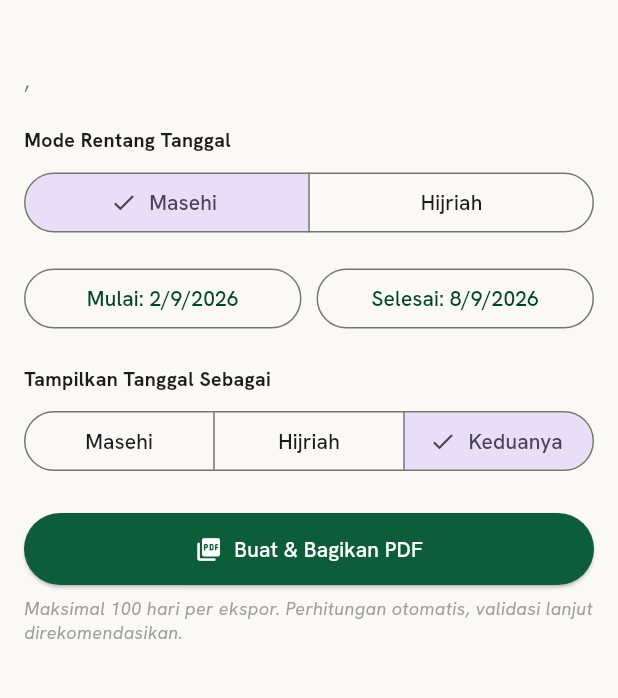
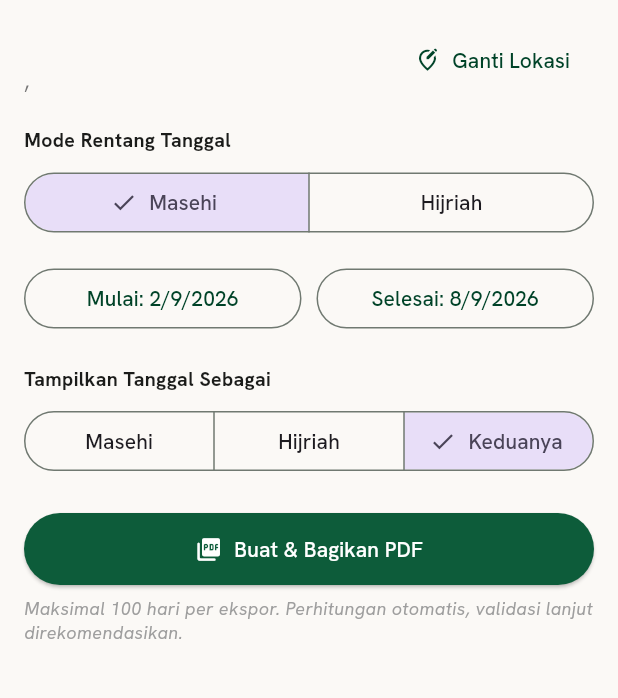
Before and after one commit to alfinfahmi/Pencari-Kecamatan-V3, a Flutter app: the ExportJadwalScreen screen opened directly with empty values, on a phone screen of 412 x 824 dp, the part 84-782 px from its top. Run offline on Flutter 3.47's test engine with Material 3 defaults, Android fonts, the phone set to English and light mode, and no system bars; our stand-ins replace flutter_compass, flutter_local_notifications, geolocator, google_fonts, hive, hive_flutter and 5 more; missing offline and left inert: encrypt; accounts and stored records are empty; statements that could not run were skipped.

Commit message:
Implement location selection for export screen
Added location picker functionality to select GPS or predefined location. Updated the export logic to use the selected location's data.

```diff
--- a/lib/screens/export_jadwal_screen.dart
+++ b/lib/screens/export_jadwal_screen.dart
@@ -1,5 +1,6 @@
 import 'dart:typed_data';
 import 'package:flutter/material.dart';
+import 'package:geolocator/geolocator.dart';
 import 'package:pdf/pdf.dart';
 import 'package:pdf/widgets.dart' as pw;
 import 'package:printing/printing.dart';
@@ -9,6 +10,7 @@ import '../services/hijri_service.dart';
 import '../services/prayer_settings_service.dart';
 import '../theme/app_theme.dart';
 import '../widgets/home_button.dart';
+import '../widgets/location_picker_sheet.dart';
 
 enum _ModeRentang { masehi, hijriah }
 enum _TampilanTanggal { masehi, hijriah, keduanya }
@@ -33,6 +35,8 @@ class ExportJadwalScreen extends StatefulWidget {
 
 class _ExportJadwalScreenState extends State<ExportJadwalScreen> {
   final _prayerSettings = PrayerSettingsService();
+  late KecamatanModel _lokasi = widget.data;
+  bool _loadingGps = false;
 
   _ModeRentang _mode = _ModeRentang.masehi;
   _TampilanTanggal _tampilan = _TampilanTanggal.keduanya;
@@ -44,6 +48,72 @@ class _ExportJadwalScreenState extends State<ExportJadwalScreen> {
   int _hTahunSelesai = 1448, _hBulanSelesai = 1, _hTanggalSelesai = 7;
 
   bool _memproses = false;
+
+  Future<void> _gantiLokasi() async {
+    final terpilih = await LocationPickerSheet.show(context, judul: 'Pilih Lokasi untuk Ekspor');
+    if (terpilih == kPilihGpsSentinel) {
+      await _pakaiGpsLangsung();
+    } else if (terpilih is KecamatanModel) {
+      setState(() => _lokasi = terpilih);
+    }
+  }
+
+  Future<void> _pakaiGpsLangsung() async {
+    setState(() => _loadingGps = true);
+    try {
+      var permission = await Geolocator.checkPermission();
+      if (permission == LocationPermission.denied) {
+        permission = await Geolocator.requestPermission();
+      }
+      if (permission == LocationPermission.denied || permission == LocationPermission.deniedForever) {
+        if (mounted) {
+          ScaffoldMessenger.of(context).showSnackBar(
+            const SnackBar(content: Text('Izin lokasi ditolak')),
+          );
+        }
+        return;
+      }
+      if (!await Geolocator.isLocationServiceEnabled()) {
+        if (mounted) {
+          ScaffoldMessenger.of(context).showSnackBar(
+            const SnackBar(content: Text('Aktifkan layanan lokasi (GPS) di perangkat Anda')),
+          );
+        }
+        return;
+      }
+
+      final pos = await Geolocator.getCurrentPosition();
+      final utcOffsetJam = DateTime.now().timeZoneOffset.inHours;
+      final namaZona = switch (utcOffsetJam) {
+        7 => 'WIB',
+        8 => 'WITA',
+        9 => 'WIT',
+        _ => 'UTC${utcOffsetJam >= 0 ? '+' : ''}$utcOffsetJam',
+      };
+
+      setState(() {
+        _lokasi = KecamatanModel(
+          id: 'gps_lokasi_saat_ini',
+          kecamatan: 'Lokasi Anda Saat Ini',
+          kabupaten: null,
+          provinsi: '(berdasarkan GPS)',
+          lat: pos.latitude,
+          lng: pos.longitude,
+          latDms: null,
+          lngDms: null,
+          elevasiM: pos.altitude > 0 ? pos.altitude.round() : 0,
+          zonaWaktu: namaZona,
+          utcOffset: utcOffsetJam,
+        );
+      });
+    } catch (e) {
+      if (mounted) {
+        ScaffoldMessenger.of(context).showSnackBar(SnackBar(content: Text('Gagal mengambil lokasi GPS: $e')));
+      }
+    } finally {
+      if (mounted) setState(() => _loadingGps = false);
+    }
+  }
 
   Future<void> _pilihTanggalMasehi(bool mulai) async {
     final hasil = await showDatePicker(
@@ -67,15 +137,15 @@ class _ExportJadwalScreenState extends State<ExportJadwalScreen> {
     final awal = HijriService.tentukanAwalBulan(
       tahunH: tahunH,
       bulanH: bulanH,
-      lat: widget.data.lat,
-      lng: widget.data.lng,
-      utcOffset: widget.data.utcOffset ?? 7,
+      lat: _lokasi.lat,
+      lng: _lokasi.lng,
+      utcOffset: _lokasi.utcOffset ?? 7,
     );
     return awal.tanggal1.add(Duration(days: tanggalH - 1));
   }
 
   Future<void> _buatPdf() async {
-    final data = widget.data;
+    final data = _lokasi;
     if (data.utcOffset == null) {
       ScaffoldMessenger.of(context).showSnackBar(
         const SnackBar(content: Text('Zona waktu tidak tersedia untuk lokasi ini.')),
@@ -224,14 +294,37 @@ class _ExportJadwalScreenState extends State<ExportJadwalScreen> {
   @override
   Widget build(BuildContext context) {
     return Scaffold(
-      appBar: AppBar(title: const Text('Ekspor Jadwal Shalat'), actions: const [HomeButton()]),
+      appBar: AppBar(title: const Text('Ekspor Jadwal Shalat'), actions: [HomeButton()]),
       body: SafeArea(
         child: ListView(
           padding: const EdgeInsets.all(16),
           children: [
-            Text(widget.data.kecamatan, style: AppTypography.headlineMd()),
-            Text('${widget.data.kabupaten ?? '-'}, ${widget.data.provinsi}',
-                style: AppTypography.bodyMd(color: Colors.grey.shade600)),
+            Row(
+              crossAxisAlignment: CrossAxisAlignment.start,
+              children: [
+                Expanded(
+                  child: Column(
+                    crossAxisAlignment: CrossAxisAlignment.start,
+                    children: [
+                      Text(_lokasi.kecamatan, style: AppTypography.headlineMd()),
+                      Text('${_lokasi.kabupaten ?? '-'}, ${_lokasi.provinsi}',
+                          style: AppTypography.bodyMd(color: Colors.grey.shade600)),
+                    ],
+                  ),
+                ),
+                if (_loadingGps)
+                  const Padding(
+                    padding: EdgeInsets.all(8),
+                    child: SizedBox(width: 18, height: 18, child: CircularProgressIndicator(strokeWidth: 2)),
+                  )
+                else
+                  TextButton.icon(
+                    onPressed: _gantiLokasi,
+                    icon: const Icon(Icons.edit_location_alt_outlined, size: 17),
+                    label: const Text('Ganti Lokasi'),
+                  ),
+              ],
+            ),
             const SizedBox(height: 20),
 
             const Text('Mode Rentang Tanggal', style: TextStyle(fontWeight: FontWeight.bold, fontSize: 13)),
```
